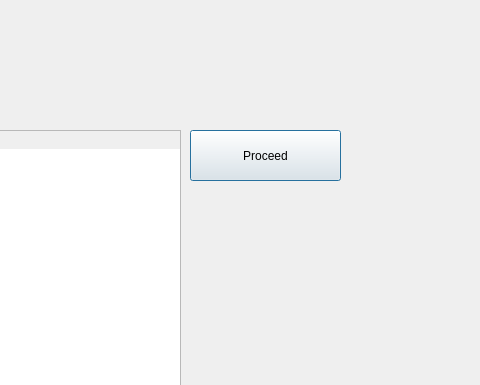
Before: the Qt Designer form listing.ui in vishvanathan-k/theatre_booking, drawn with Qt 5; both pictures show x 720 to 1200 and y 0 to 385 of the 1200 by 800 pixel window.
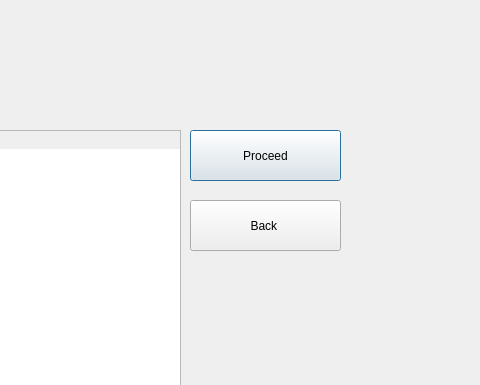
After: the same form once the commit is applied.

Commit message: Add Back buttons and Security Questions

Diff of the .ui file:
```diff
--- a/listing.ui
+++ b/listing.ui
@@ -67,6 +67,19 @@
      <string>Proceed</string>
     </property>
    </widget>
+   <widget class="QPushButton" name="back">
+    <property name="geometry">
+     <rect>
+      <x>910</x>
+      <y>200</y>
+      <width>151</width>
+      <height>51</height>
+     </rect>
+    </property>
+    <property name="text">
+     <string>Back </string>
+    </property>
+   </widget>
   </widget>
  </widget>
  <resources/>
```
The commit also changes 21 other files.
